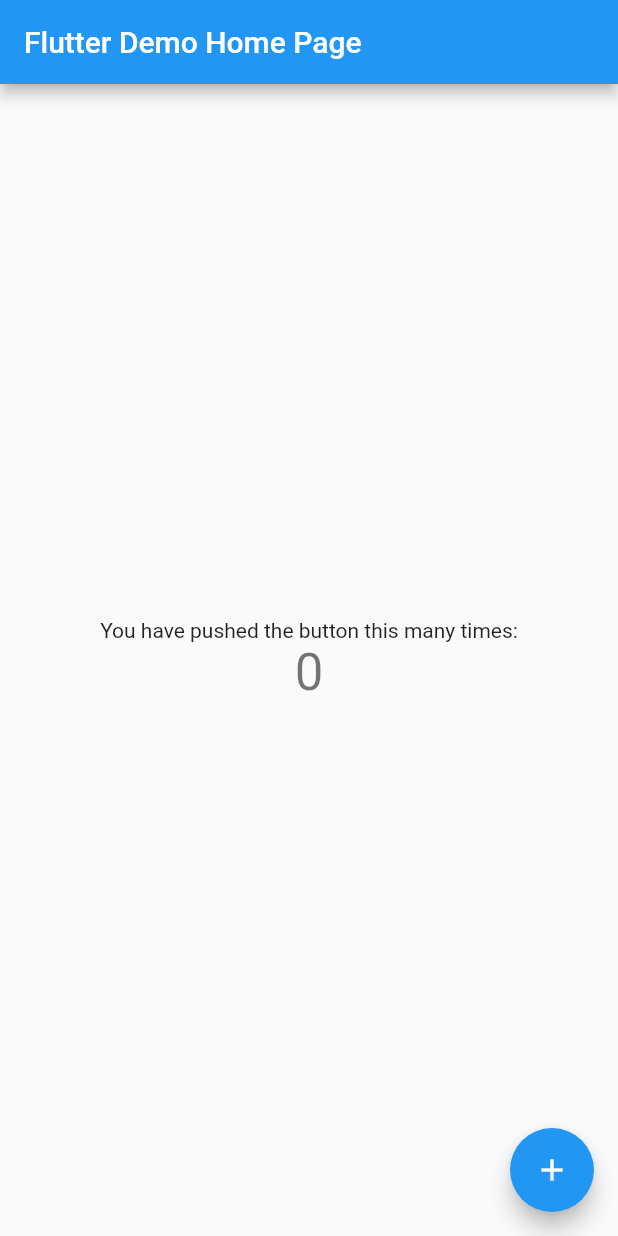
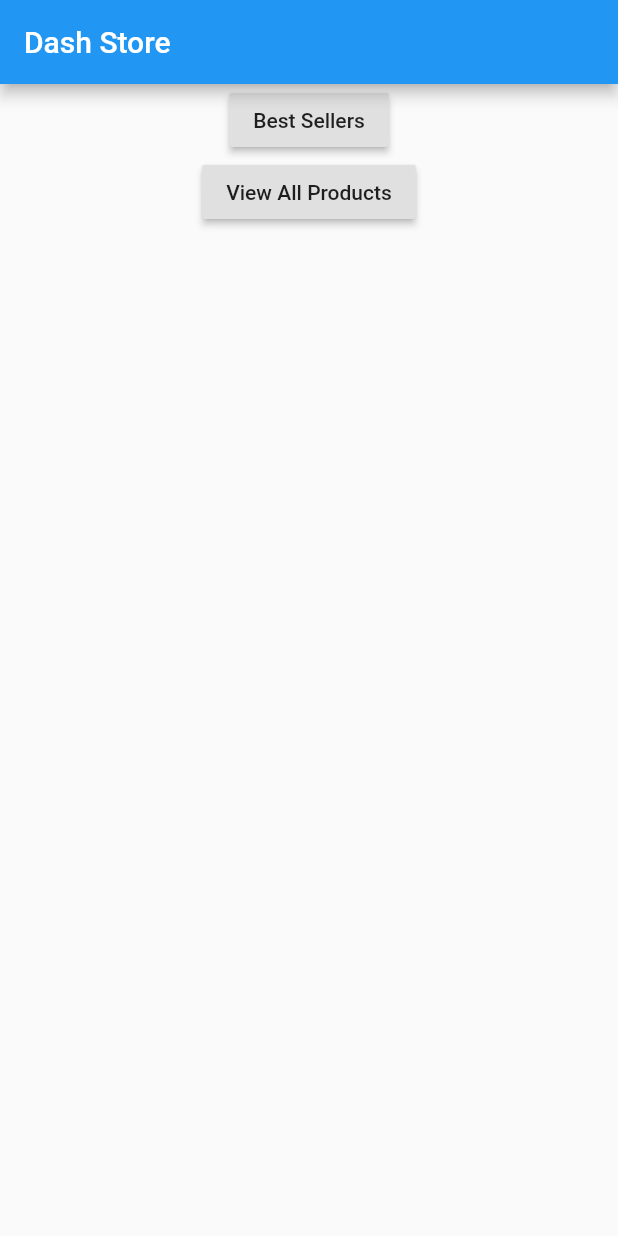
Before and after one commit to passsy/immutability_in_dart, a Flutter app: the screen it shows after launch, on a phone screen of 412 x 824 dp. Run offline on Flutter 3.47's test engine with Material 2 defaults, Android fonts, the phone set to English and light mode, and no system bars; our stand-ins replace freezed_annotation; generated files the repository leaves out were written again.

Commit message:
Reproduce bug

```diff
--- /dev/null
+++ b/lib/all_products.dart
@@ -0,0 +1,28 @@
+import 'package:flutter/material.dart';
+import 'package:immutability_in_dart/product_grid.dart';
+import 'package:immutability_in_dart/shop_model.dart';
+import 'package:provider/provider.dart';
+
+class AllProducts extends StatelessWidget {
+  static PageRoute<void> route() {
+    return MaterialPageRoute(builder: (context) => AllProducts());
+  }
+
+  @override
+  Widget build(BuildContext context) {
+    final model = context.watch<ShopModel>();
+    final products = model.products;
+
+    return Scaffold(
+      appBar: AppBar(
+        title: Text("All Products (${products.length})"),
+      ),
+      body: Builder(builder: (context) {
+        if (model.isLoading) {
+          return Center(child: CircularProgressIndicator());
+        }
+        return ProductGrid(products: products);
+      }),
+    );
+  }
+}
--- /dev/null
+++ b/lib/app.dart
@@ -0,0 +1,51 @@
+import 'package:flutter/material.dart';
+import 'package:immutability_in_dart/featured_products.dart';
+import 'package:immutability_in_dart/shop_model.dart';
+import 'package:immutability_in_dart/api.dart';
+import 'package:immutability_in_dart/all_products.dart';
+import 'package:provider/provider.dart';
+
+class ShoppingListApp extends StatelessWidget {
+  @override
+  Widget build(BuildContext context) {
+    return ChangeNotifierProvider(
+      create: (context) => ShopModel(ShopApi()),
+      builder: (context, _) {
+        return MaterialApp(
+          title: "ShoppingCart App",
+          home: HomePage(),
+        );
+      },
+    );
+  }
+}
+
+class HomePage extends StatelessWidget {
+  @override
+  Widget build(BuildContext context) {
+    return Scaffold(
+      appBar: AppBar(
+        title: Text("Dash Store"),
+      ),
+      body: ConstrainedBox(
+        constraints: BoxConstraints(minWidth: double.infinity),
+        child: Column(
+          children: [
+            RaisedButton(
+              child: Text("Best Sellers"),
+              onPressed: () {
+                Navigator.of(context).push(FeaturedProducts.route());
+              },
+            ),
+            RaisedButton(
+              child: Text("View All Products"),
+              onPressed: () {
+                Navigator.of(context).push(AllProducts.route());
+              },
+            ),
+          ],
+        ),
+      ),
+    );
+  }
+}
--- /dev/null
+++ b/lib/featured_products.dart
@@ -0,0 +1,30 @@
+import 'package:flutter/material.dart';
+import 'package:immutability_in_dart/product_grid.dart';
+import 'package:immutability_in_dart/shop_model.dart';
+import 'package:provider/provider.dart';
+
+class FeaturedProducts extends StatelessWidget {
+  static PageRoute<void> route() {
+    return MaterialPageRoute(builder: (context) => FeaturedProducts());
+  }
+
+  @override
+  Widget build(BuildContext context) {
+    final model = context.watch<ShopModel>();
+    final products = model.products;
+    products.removeWhere((it) => !it.featured);
+
+    return Scaffold(
+      appBar: AppBar(
+        backgroundColor: Colors.redAccent,
+        title: Text("Featured (${products.length})"),
+      ),
+      body: Builder(builder: (context) {
+        if (model.isLoading) {
+          return Center(child: CircularProgressIndicator());
+        }
+        return ProductGrid(products: products);
+      }),
+    );
+  }
+}
--- a/lib/main.dart
+++ b/lib/main.dart
@@ -1,117 +1,7 @@
 import 'package:flutter/material.dart';
 
+import 'app.dart';
+
 void main() {
-  runApp(MyApp());
+  runApp(ShoppingListApp());
 }
-
-class MyApp extends StatelessWidget {
-  // This widget is the root of your application.
-  @override
-  Widget build(BuildContext context) {
-    return MaterialApp(
-      title: 'Flutter Demo',
-      theme: ThemeData(
-        // This is the theme of your application.
-        //
-        // Try running your application with "flutter run". You'll see the
-        // application has a blue toolbar. Then, without quitting the app, try
-        // changing the primarySwatch below to Colors.green and then invoke
-        // "hot reload" (press "r" in the console where you ran "flutter run",
-        // or simply save your changes to "hot reload" in a Flutter IDE).
-        // Notice that the counter didn't reset back to zero; the application
-        // is not restarted.
-        primarySwatch: Colors.blue,
-        // This makes the visual density adapt to the platform that you run
-        // the app on. For desktop platforms, the controls will be smaller and
-        // closer together (more dense) than on mobile platforms.
-        visualDensity: VisualDensity.adaptivePlatformDensity,
-      ),
-      home: MyHomePage(title: 'Flutter Demo Home Page'),
-    );
-  }
-}
-
-class MyHomePage extends StatefulWidget {
-  MyHomePage({Key key, this.title}) : super(key: key);
-
-  // This widget is the home page of your application. It is stateful, meaning
-  // that it has a State object (defined below) that contains fields that affect
-  // how it looks.
-
-  // This class is the configuration for the state. It holds the values (in this
-  // case the title) provided by the parent (in this case the App widget) and
-  // used by the build method of the State. Fields in a Widget subclass are
-  // always marked "final".
-
-  final String title;
-
-  @override
-  _MyHomePageState createState() => _MyHomePageState();
-}
-
-class _MyHomePageState extends State<MyHomePage> {
-  int _counter = 0;
-
-  void _incrementCounter() {
-    setState(() {
-      // This call to setState tells the Flutter framework that something has
-      // changed in this State, which causes it to rerun the build method below
-      // so that the display can reflect the updated values. If we changed
-      // _counter without calling setState(), then the build method would not be
-      // called again, and so nothing would appear to happen.
-      _counter++;
-    });
-  }
-
-  @override
-  Widget build(BuildContext context) {
-    // This method is rerun every time setState is called, for instance as done
-    // by the _incrementCounter method above.
-    //
-    // The Flutter framework has been optimized to make rerunning build methods
-    // fast, so that you can just rebuild anything that needs updating rather
-    // than having to individually change instances of widgets.
-    return Scaffold(
-      appBar: AppBar(
-        // Here we take the value from the MyHomePage object that was created by
-        // the App.build method, and use it to set our appbar title.
-        title: Text(widget.title),
-      ),
-      body: Center(
-        // Center is a layout widget. It takes a single child and positions it
-        // in the middle of the parent.
-        child: Column(
-          // Column is also a layout widget. It takes a list of children and
-          // arranges them vertically. By default, it sizes itself to fit its
-          // children horizontally, and tries to be as tall as its parent.
-          //
-          // Invoke "debug painting" (press "p" in the console, choose the
-          // "Toggle Debug Paint" action from the Flutter Inspector in Android
-          // Studio, or the "Toggle Debug Paint" command in Visual Studio Code)
-          // to see the wireframe for each widget.
-          //
-          // Column has various properties to control how it sizes itself and
-          // how it positions its children. Here we use mainAxisAlignment to
-          // center the children vertically; the main axis here is the vertical
-          // axis because Columns are vertical (the cross axis would be
-          // horizontal).
-          mainAxisAlignment: MainAxisAlignment.center,
-          children: <Widget>[
-            Text(
-              'You have pushed the button this many times:',
-            ),
-            Text(
-              '$_counter',
-              style: Theme.of(context).textTheme.headline4,
-            ),
-          ],
-        ),
-      ),
-      floatingActionButton: FloatingActionButton(
-        onPressed: _incrementCounter,
-        tooltip: 'Increment',
-        child: Icon(Icons.add),
-      ), // This trailing comma makes auto-formatting nicer for build methods.
-    );
-  }
-}
--- /dev/null
+++ b/lib/product.dart
@@ -0,0 +1,14 @@
+// main.dart
+import 'package:freezed_annotation/freezed_annotation.dart';
+
+part 'product.freezed.dart';
+
+@freezed
+abstract class Product with _$Product {
+  const factory Product({
+    @required String name,
+    @required int price,
+    @required String productImage,
+    @required bool featured,
+  }) = _ProductDataClass;
+}
--- /dev/null
+++ b/lib/shop_model.dart
@@ -0,0 +1,24 @@
+import 'package:flutter/cupertino.dart';
+import 'package:immutability_in_dart/api.dart';
+import 'package:immutability_in_dart/product.dart';
+
+class ShopModel extends ChangeNotifier {
+  ShopModel(this.api) {
+    loadProducts();
+  }
+
+  final ShopApi api;
+
+  List<Product> get products => _products ?? [];
+  List<Product> _products;
+
+  bool get isLoading => _products == null;
+
+  Future<void> loadProducts() async {
+    if (_products == null) {
+      _products = await api.getAllProducts();
+      print("loaded ${products.length} products");
+      notifyListeners();
+    }
+  }
+}
--- a/pubspec.yaml
+++ b/pubspec.yaml
@@ -23,6 +23,8 @@
 dependencies:
   flutter:
     sdk: flutter
+  freezed_annotation: ^0.11.0
+  provider: ^4.1.3
 
 
   # The following adds the Cupertino Icons font to your application.
@@ -32,6 +34,8 @@
 dev_dependencies:
   flutter_test:
     sdk: flutter
+  build_runner: ^1.10.0
+  freezed: ^0.11.0
 
 # For information on the generic Dart part of this file, see the
 # following page: https://dart.dev/tools/pub/pubspec
```
Also changed, not shown: lib/api.dart (added, +37 -0 lines), lib/product_grid.dart (added, +47 -0 lines), lib/product.freezed.dart (added), pubspec.lock, 1 other file.
